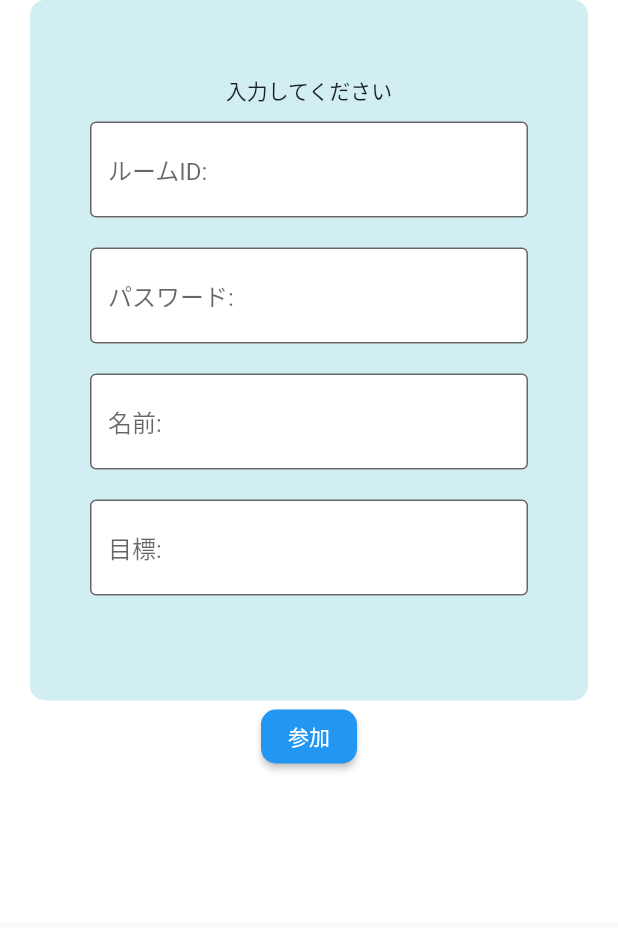
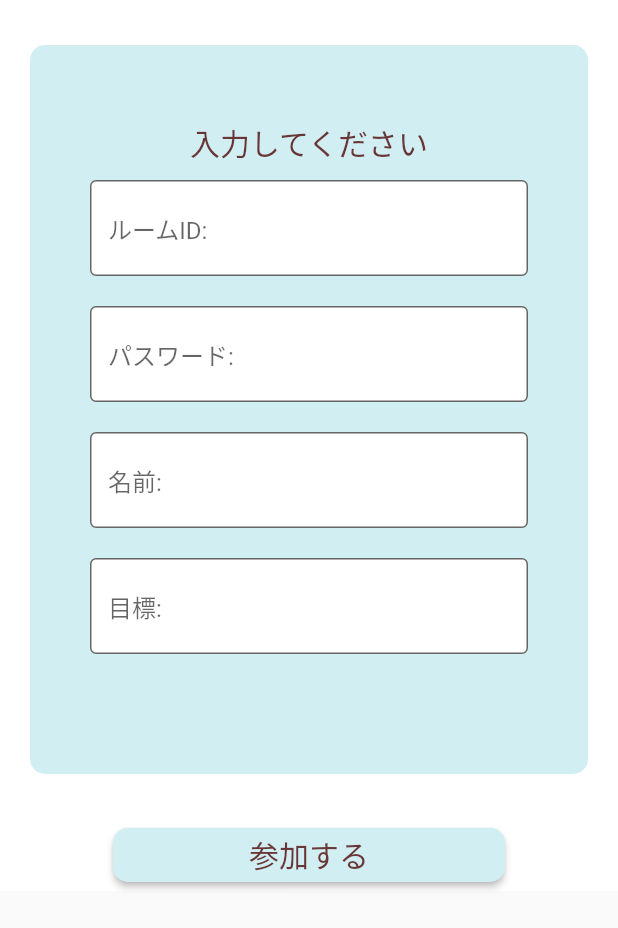
Before and after one commit to Tdrj2716/study_app_hackathon, a Flutter app: the Entrance screen opened by its route, on a phone screen of 412 x 824 dp. Shown: the top 928 px of the screen. Run offline on Flutter 3.47's test engine with Material 2 defaults, Android fonts, the phone set to English and light mode, and no system bars.

Commit message:
とボタンの位置を変更

```diff
--- a/lib/Entrance.dart
+++ b/lib/Entrance.dart
@@ -16,12 +16,12 @@ class _EntranceState extends State<Entrance> {
       body: SingleChildScrollView(
         reverse: true,
         child: Container(
-          padding: const EdgeInsets.only(left:20,right:20,bottom:100),
+          padding: const EdgeInsets.only(left:20,right:20,bottom:0,top:30),
           color: Colors.white,
           child: Column(
             children: [
               Container(
-                padding: const EdgeInsets.only(top:50,bottom:60),
+                padding: const EdgeInsets.only(top:50,bottom:70),
                 decoration: BoxDecoration(
                   color: Color(0xFFD1EEF3),
                   borderRadius: BorderRadius.circular(10),
@@ -32,7 +32,12 @@ class _EntranceState extends State<Entrance> {
                   children: <Widget>[
                     Container(
                       alignment: Alignment.topCenter,
-                      child: Text('入力してください'),
+                      child: Text('入力してください',
+                        style: TextStyle(
+                          color: Color(0xFF693636),
+                          fontSize: 20,
+                        ),
+                      ),
                     ),
                     _textField('ルームID:'),
                     _textField('パスワード:'),
@@ -46,12 +51,20 @@ class _EntranceState extends State<Entrance> {
               ),
               Container(
                   alignment: Alignment.bottomCenter,
+                  padding: const EdgeInsets.only(top:30,bottom:0),
                   child: ElevatedButton(
-                      child: Text('参加'),
+                      child: Text('               参加する               ',
+                        style: TextStyle(
+                        color: Color(0xFF693636),
+                        fontSize: 20,
+                      ),
+                  ),
                       style: ElevatedButton.styleFrom(
                         shape: RoundedRectangleBorder(
                           borderRadius: BorderRadius.circular(10),
                         ),
+                          primary: Color(0xFFD1EEF3),
+
                       ),
                       onPressed: () {
                         Navigator.pushNamed(context, LogIn.id);
--- a/lib/welcome.dart
+++ b/lib/welcome.dart
@@ -31,6 +31,7 @@ class Welcome extends StatelessWidget {
               primary: Colors.orange,
               onPrimary: Colors.white,
             ),
+
             onPressed: () {
               Navigator.pushNamed(context, Entrance.id);
             },
```
